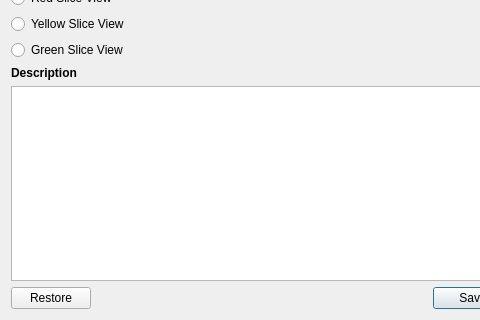
Above: QTModules/Annotation/Resources/UI/qSlicerAnnotationModuleSnapShotDialog.ui from Slicer/SlicerGitSVNArchive before the change; both pictures show x 0 to 480 and y 97 to 417 of the 610 by 417 pixel window. Below: the same form after it.
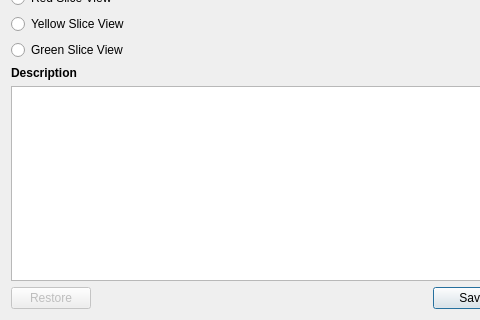
That is the form after the change. Icons and pictures are not drawn.

Commit message: ENH: Annotation module: Annotation snapshots now appear in the table.

```diff
--- a/QTModules/Annotation/Resources/UI/qSlicerAnnotationModuleSnapShotDialog.ui
+++ b/QTModules/Annotation/Resources/UI/qSlicerAnnotationModuleSnapShotDialog.ui
@@ -138,6 +138,9 @@
     <layout class="QHBoxLayout" name="horizontalLayout_2">
      <item>
       <widget class="QPushButton" name="restoreButton">
+       <property name="enabled">
+        <bool>false</bool>
+       </property>
        <property name="text">
         <string>Restore</string>
        </property>
```
